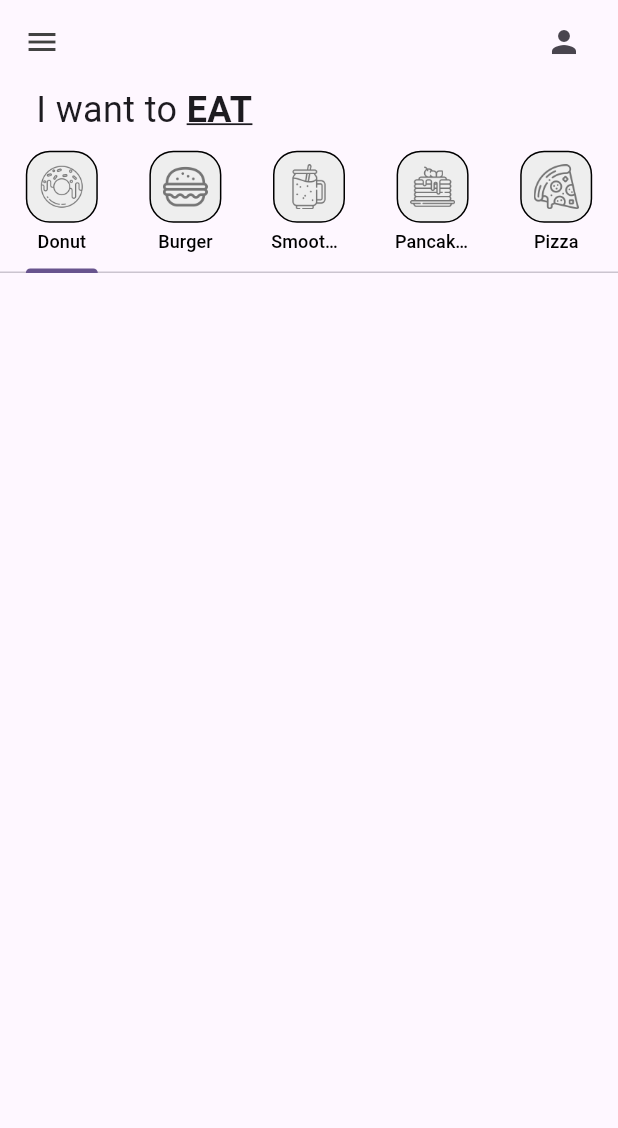
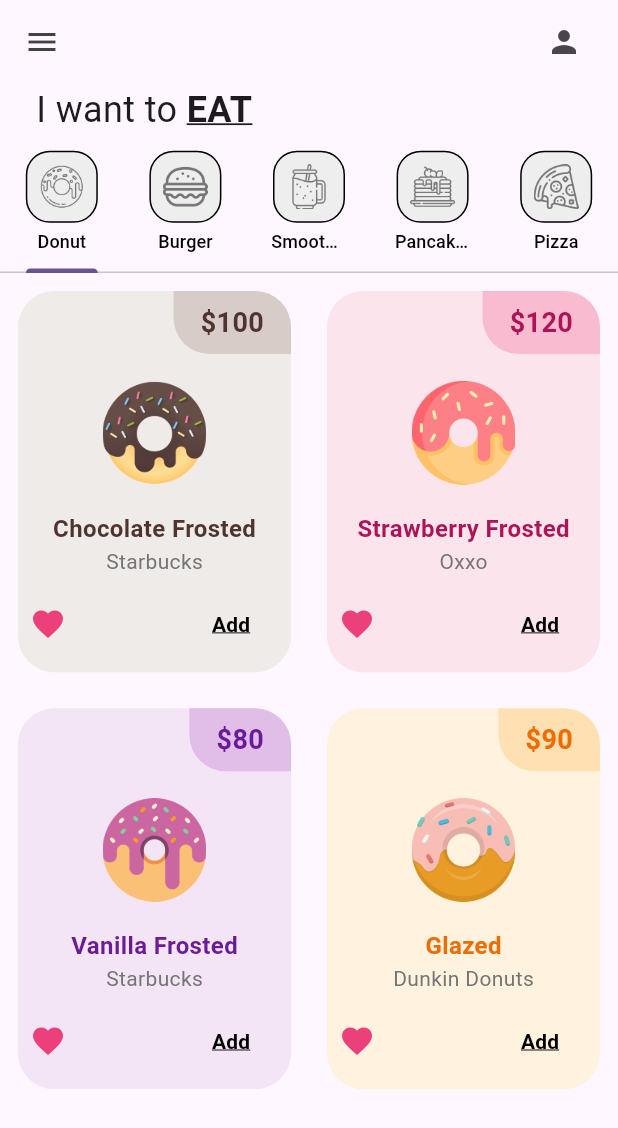
Before and after one commit to alondrav0304/donuts_app, a Flutter app: the screen it shows after launch, on a phone screen of 412 x 824 dp. Shown: the top 1128 px of the screen. Run offline on Flutter 3.47's test engine with Material 3 defaults, Android fonts, the phone set to English and light mode, and no system bars.

Commit message:
Actualiza todos los archivos del proyecto

```diff
--- a/lib/screens/home_page.dart
+++ b/lib/screens/home_page.dart
@@ -1,3 +1,8 @@
+import 'package:donuts_app/tab/burger_tab.dart';
+import 'package:donuts_app/tab/donut_tab.dart';
+import 'package:donuts_app/tab/pancakes_tab.dart';
+import 'package:donuts_app/tab/pizza_tab.dart';
+import 'package:donuts_app/tab/smoothie_tab.dart';
 import 'package:donuts_app/utils/my_tab.dart';
 import 'package:flutter/material.dart';
 
@@ -66,6 +71,17 @@ class _HomePageState extends State<HomePage> {
             TabBar(tabs: myTabs),
 
             //contenido de pestañas tabbar view
+            Expanded(
+              child: TabBarView(
+                children: [
+                  DonutTab(),
+                  BurgerTab(),
+                  SmoothieTab(),
+                  PancakeTab(),
+                  PizzaTab(),
+                ]
+              ),
+            ),
             //carrito car
           ],
         ),
--- /dev/null
+++ b/lib/tab/burger_tab.dart
@@ -0,0 +1,12 @@
+import 'package:flutter/material.dart';
+
+class BurgerTab extends StatelessWidget {
+  const BurgerTab({super.key});
+
+  @override
+  Widget build(BuildContext context) {
+    return const Center (
+      child: Text('BurgerTab'),
+    );
+  }
+}
--- /dev/null
+++ b/lib/tab/donut_tab.dart
@@ -0,0 +1,59 @@
+import 'package:donuts_app/utils/donut_tile.dart';
+import 'package:flutter/material.dart';
+
+//List of donuts
+final List donutOnSale = [
+  //DonutFlavor, donutPrice, DonutColor, DonutImagePath, DonutProvider
+  [
+    'Chocolate Frosted',
+    '100',
+    Colors.brown,
+    'lib/imagenes/chocolate_donut.png',
+    'Starbucks',
+  ],
+  [
+    'Strawberry Frosted',
+    '120',
+    Colors.pink,
+    'lib/imagenes/strawberry_donut.png',
+    'Oxxo',
+  ],
+  [
+    'Vanilla Frosted',
+    '80',
+    Colors.purple,
+    'lib/imagenes/grape_donut.png',
+    'Starbucks',
+  ],
+  [
+    'Glazed',
+    '90',
+    Colors.orange,
+    'lib/imagenes/icecream_donut.png',
+    'Dunkin Donuts',
+  ],
+];
+
+class DonutTab extends StatelessWidget {
+  const DonutTab({super.key});
+
+  @override
+  Widget build(BuildContext context) {
+    return GridView.builder(
+      gridDelegate: const SliverGridDelegateWithFixedCrossAxisCount(
+        crossAxisCount: 2,
+        childAspectRatio: 1 / 1.35,
+      ),
+      itemCount: donutOnSale.length,
+      itemBuilder: (context, index) {
+        return DonutTile(
+          donutFlavor: donutOnSale[index][0],
+          donutPrice: donutOnSale[index][1],
+          donutColor: donutOnSale[index][2],
+          donutImagePath: donutOnSale[index][3],
+          donutProvider: donutOnSale[index][4],
+        );
+      },
+    );
+  }
+}
--- /dev/null
+++ b/lib/tab/pancakes_tab.dart
@@ -0,0 +1,12 @@
+import 'package:flutter/material.dart';
+
+class PancakeTab extends StatelessWidget {
+  const PancakeTab({super.key});
+
+  @override
+  Widget build(BuildContext context) {
+    return const Center (
+      child: Text('PancakeTab'),
+    );
+  }
+}
--- /dev/null
+++ b/lib/tab/pizza_tab.dart
@@ -0,0 +1,12 @@
+import 'package:flutter/material.dart';
+
+class PizzaTab extends StatelessWidget {
+  const PizzaTab({super.key});
+
+  @override
+  Widget build(BuildContext context) {
+    return const Center (
+      child: Text('PizzaTab'),
+    );
+  }
+}
--- /dev/null
+++ b/lib/tab/smoothie_tab.dart
@@ -0,0 +1,12 @@
+import 'package:flutter/material.dart';
+
+class SmoothieTab extends StatelessWidget {
+  const SmoothieTab({super.key});
+
+  @override
+  Widget build(BuildContext context) {
+    return const Center (
+      child: Text('SmoothieTab'),
+    );
+  }
+}
--- /dev/null
+++ b/lib/utils/donut_tile.dart
@@ -0,0 +1,107 @@
+import 'package:flutter/material.dart';
+
+class DonutTile extends StatelessWidget {
+  final String donutFlavor;
+  final String donutPrice;
+  final dynamic donutColor;
+  final String donutImagePath;
+  final String donutProvider;
+
+  const DonutTile({
+    super.key,
+    required this.donutFlavor,
+    required this.donutPrice,
+    required this.donutColor,
+    required this.donutImagePath,
+    required this.donutProvider,
+  });
+
+  @override
+  Widget build(BuildContext context) {
+    return Padding(
+      padding: const EdgeInsets.all(12.0),
+      child: Container(
+        decoration: BoxDecoration(
+          color: donutColor[50],
+          borderRadius: BorderRadius.circular(24),
+        ),
+        child: Column(
+          mainAxisSize: MainAxisSize.min, // evita espacio extra
+          children: [
+            // Precio
+            Row(
+              mainAxisAlignment: MainAxisAlignment.end,
+              children: [
+                Container(
+                  decoration: BoxDecoration(
+                    color: donutColor[100],
+                    borderRadius: BorderRadius.only(
+                      bottomLeft: Radius.circular(24),
+                      topRight: Radius.circular(24),
+                    ),
+                  ),
+                  padding: const EdgeInsets.symmetric(vertical: 8, horizontal: 18),
+                  child: Text(
+                    '\$$donutPrice',
+                    style: TextStyle(
+                      color: donutColor[800],
+                      fontWeight: FontWeight.bold,
+                      fontSize: 18,
+                    ),
+                  ),
+                ),
+              ],
+            ),
+
+            // Imagen flexible
+            Flexible(
+              child: Padding(
+                padding: const EdgeInsets.symmetric(horizontal: 36, vertical: 18),
+                child: Image.asset(
+                  donutImagePath,
+                  fit: BoxFit.contain,
+                ),
+              ),
+            ),
+
+            // Nombre y proveedor
+            Text(
+              donutFlavor,
+              style: TextStyle(
+                color: donutColor[800],
+                fontSize: 16,
+                fontWeight: FontWeight.bold,
+              ),
+            ),
+            Text(
+              donutProvider,
+              style: TextStyle(color: Colors.grey[600]),
+            ),
+
+            // Botones
+            Padding(
+              padding: const EdgeInsets.all(8.0),
+              child: Row(
+                mainAxisAlignment: MainAxisAlignment.spaceBetween,
+                children: [
+                  Icon(Icons.favorite, color: Colors.pink[400]),
+                  TextButton(
+                    onPressed: () {},
+                    child: Text(
+                      'Add',
+                      style: TextStyle(
+                        fontWeight: FontWeight.bold,
+                        color: Colors.black,
+                        decoration: TextDecoration.underline,
+                      ),
+                    ),
+                  ),
+                ],
+              ),
+            ),
+          ],
+        ),
+      ),
+    );
+  }
+}
```
